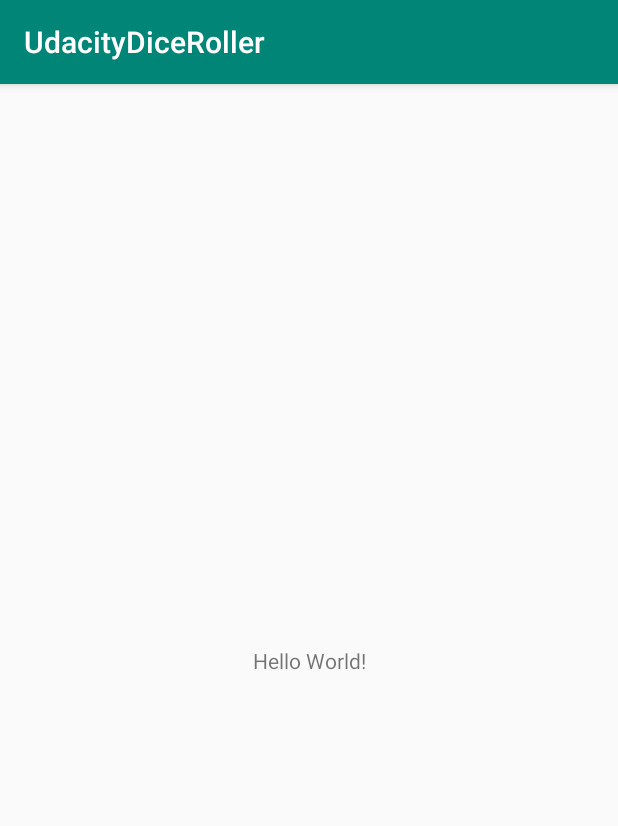
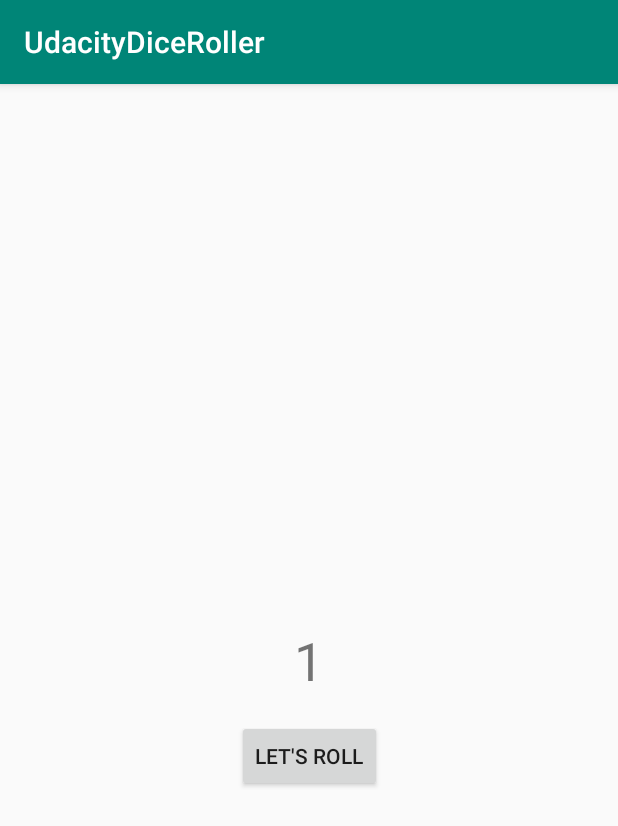
Before and after one commit to ErAbhi90/UdacityKotlin, an Android app: the screen it shows after launch (MainActivity), on a phone screen of 412 x 824 dp. Shown: the top 826 px of the screen. Run offline under Robolectric (Android 15) with nearby library versions, the phone set to English and light mode, and no system bars.

Commit message:
Adding and Connecting a Button

```diff
--- a/app/src/main/AndroidManifest.xml
+++ b/app/src/main/AndroidManifest.xml
@@ -1,13 +1,15 @@
 <?xml version="1.0" encoding="utf-8"?>
 <manifest xmlns:android="http://schemas.android.com/apk/res/android"
-          package="abhi.mobiledev.in.udacitydiceroller">
+          xmlns:tools="http://schemas.android.com/tools" package="abhi.mobiledev.in.udacitydiceroller">
 
     <application
+            android:allowBackup="true"
             android:icon="@mipmap/ic_launcher"
             android:label="@string/app_name"
             android:roundIcon="@mipmap/ic_launcher_round"
             android:supportsRtl="true"
-            android:theme="@style/AppTheme">
+            android:theme="@style/AppTheme"
+            tools:ignore="GoogleAppIndexingWarning">
         <activity android:name=".MainActivity">
             <intent-filter>
                 <action android:name="android.intent.action.MAIN"/>
--- a/app/src/main/java/abhi/mobiledev/in/udacitydiceroller/MainActivity.kt
+++ b/app/src/main/java/abhi/mobiledev/in/udacitydiceroller/MainActivity.kt
@@ -1,6 +1,7 @@
 package abhi.mobiledev.`in`.udacitydiceroller
 
 import android.os.Bundle
+import android.widget.Button
 import androidx.appcompat.app.AppCompatActivity
 
 class MainActivity : AppCompatActivity() {
@@ -8,5 +9,8 @@ class MainActivity : AppCompatActivity() {
     override fun onCreate(savedInstanceState: Bundle?) {
         super.onCreate(savedInstanceState)
         setContentView(R.layout.activity_main)
+
+        val rollButton: Button = findViewById(R.id.roll_button)
+        rollButton.text = "Let's Roll"
     }
 }
--- a/app/src/main/res/layout/activity_main.xml
+++ b/app/src/main/res/layout/activity_main.xml
@@ -10,10 +10,23 @@
     <TextView
             android:layout_width="wrap_content"
             android:layout_height="wrap_content"
-            android:text="Hello World!"
+            android:text="1"
+            android:textSize="35sp"
             app:layout_constraintBottom_toBottomOf="parent"
             app:layout_constraintLeft_toLeftOf="parent"
             app:layout_constraintRight_toRightOf="parent"
-            app:layout_constraintTop_toTopOf="parent"/>
+            app:layout_constraintTop_toTopOf="parent"
+            android:id="@+id/textView"/>
+    <Button
+            android:text="@string/roll"
+            android:layout_width="wrap_content"
+            android:layout_height="wrap_content"
+            android:id="@+id/roll_button"
+            android:layout_marginStart="8dp"
+            app:layout_constraintTop_toBottomOf="@+id/textView"
+            app:layout_constraintStart_toStartOf="parent"
+            app:layout_constraintEnd_toEndOf="parent"
+            android:layout_marginEnd="8dp"
+            android:layout_marginTop="16dp"/>
 
 </androidx.constraintlayout.widget.ConstraintLayout>
--- a/app/src/main/res/values/strings.xml
+++ b/app/src/main/res/values/strings.xml
@@ -1,3 +1,4 @@
 <resources>
     <string name="app_name">UdacityDiceRoller</string>
+    <string name="roll">Roll</string>
 </resources>
```
